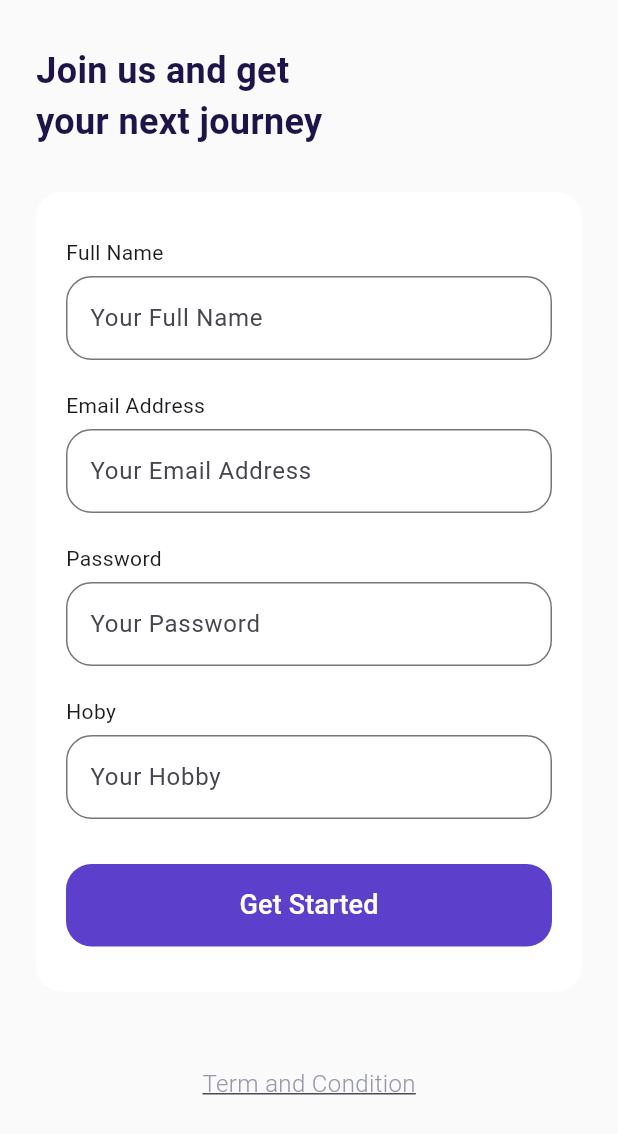
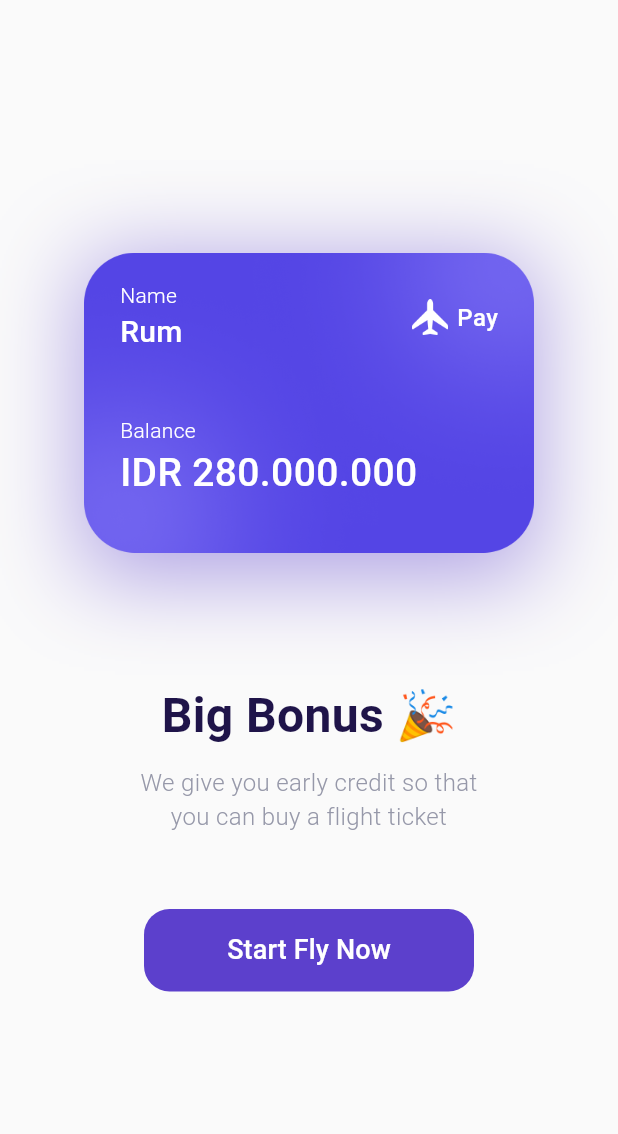
Before and after one commit to nurmuhamadrum/flutter-booking-airplane-ticket, a Flutter app: the SignUpPage screen opened by its route, after a tap on "Get Started", on a phone screen of 412 x 824 dp. Shown: the top 1134 px of the screen. Run offline on Flutter 3.47's test engine with Material 3 defaults, Android fonts, the phone set to English and light mode, and no system bars.

Commit message:
create bonus pages

```diff
--- a/lib/main.dart
+++ b/lib/main.dart
@@ -1,3 +1,4 @@
+import 'package:airplane/ui/pages/bonus_page.dart';
 import 'package:flutter/material.dart';
 import 'package:airplane/ui/pages/splash_page.dart';
 import 'package:airplane/ui/pages/get_started_page.dart';
@@ -15,6 +16,7 @@ class MyApp extends StatelessWidget {
         '/': (context) => SplashPage(),
         '/get-started': (context) => GetStartedPage(),
         '/sign-up': (context) => SignUpPage(),
+        '/bonus': (context) => BonusPage(),
       },
     );
   }
--- /dev/null
+++ b/lib/ui/pages/bonus_page.dart
@@ -0,0 +1,130 @@
+import 'package:flutter/material.dart';
+import '../../shared/theme.dart';
+
+class BonusPage extends StatelessWidget {
+  const BonusPage({super.key});
+
+  @override
+  Widget build(BuildContext context) {
+    Widget bonusCard() {
+      return Container(
+        height: 211,
+        width: 300,
+        padding: EdgeInsets.all(defaultMargin),
+        decoration: BoxDecoration(
+          image: DecorationImage(image: AssetImage('assets/image_card.png')),
+          boxShadow: [
+            BoxShadow(
+              color: keyPrimaryColor.withAlpha((0.5 * 255).round()),
+              blurRadius: 50,
+              offset: Offset(0, 10),
+            ),
+          ],
+        ),
+        child: Column(
+          crossAxisAlignment: CrossAxisAlignment.start,
+          children: [
+            Row(
+              children: [
+                Expanded(
+                  child: Column(
+                    crossAxisAlignment: CrossAxisAlignment.start,
+                    children: [
+                      Text(
+                        'Name',
+                        style: whiteTextStyle.copyWith(fontWeight: light),
+                      ),
+                      Text(
+                        'Rum',
+                        style: whiteTextStyle.copyWith(
+                          fontWeight: medium,
+                          fontSize: 20,
+                        ),
+                        overflow: TextOverflow.ellipsis,
+                      ),
+                    ],
+                  ),
+                ),
+                Container(
+                  width: 24,
+                  height: 24,
+                  margin: EdgeInsets.only(right: 6),
+                  decoration: BoxDecoration(
+                    image: DecorationImage(
+                      image: AssetImage('assets/icon_plane.png'),
+                    ),
+                  ),
+                ),
+                Text(
+                  'Pay',
+                  style: whiteTextStyle.copyWith(
+                    fontSize: 16,
+                    fontWeight: medium,
+                  ),
+                ),
+              ],
+            ),
+            SizedBox(height: 41),
+            Text('Balance', style: whiteTextStyle.copyWith(fontWeight: light)),
+            Text(
+              'IDR 280.000.000',
+              style: whiteTextStyle.copyWith(fontSize: 26, fontWeight: medium),
+            ),
+          ],
+        ),
+      );
+    }
+
+    Widget title() {
+      return Container(
+        margin: EdgeInsets.only(top: 80),
+        child: Text(
+          'Big Bonus 🎉',
+          style: blackTextStyle.copyWith(fontSize: 32, fontWeight: semiBold),
+        ),
+      );
+    }
+
+    Widget subtitle() {
+      return Container(
+        margin: EdgeInsets.only(top: 10),
+        child: Text(
+          'We give you early credit so that \nyou can buy a flight ticket',
+          style: greyTextStyle.copyWith(fontSize: 16, fontWeight: light),
+          textAlign: TextAlign.center,
+        ),
+      );
+    }
+
+    Widget startButton() {
+      return Container(
+        margin: EdgeInsets.only(top: 50),
+        width: 220,
+        height: 55,
+        child: TextButton(
+          onPressed: () {},
+          style: TextButton.styleFrom(
+            backgroundColor: keyPrimaryColor,
+            shape: RoundedRectangleBorder(
+              borderRadius: BorderRadius.circular(defaultRadius),
+            ),
+          ),
+          child: Text(
+            'Start Fly Now',
+            style: whiteTextStyle.copyWith(fontSize: 18, fontWeight: medium),
+          ),
+        ),
+      );
+    }
+
+    return Scaffold(
+      backgroundColor: keyBackgroundColor,
+      body: Center(
+        child: Column(
+          mainAxisAlignment: MainAxisAlignment.center,
+          children: [bonusCard(), title(), subtitle(), startButton()],
+        ),
+      ),
+    );
+  }
+}
--- a/lib/ui/pages/sign_up_page.dart
+++ b/lib/ui/pages/sign_up_page.dart
@@ -127,7 +127,9 @@ class SignUpPage extends StatelessWidget {
           width: double.infinity,
           height: 55,
           child: TextButton(
-            onPressed: () {},
+            onPressed: () {
+              Navigator.pushNamed(context, '/bonus');
+            },
             style: TextButton.styleFrom(
               backgroundColor: keyPrimaryColor,
               shape: RoundedRectangleBorder(
```
